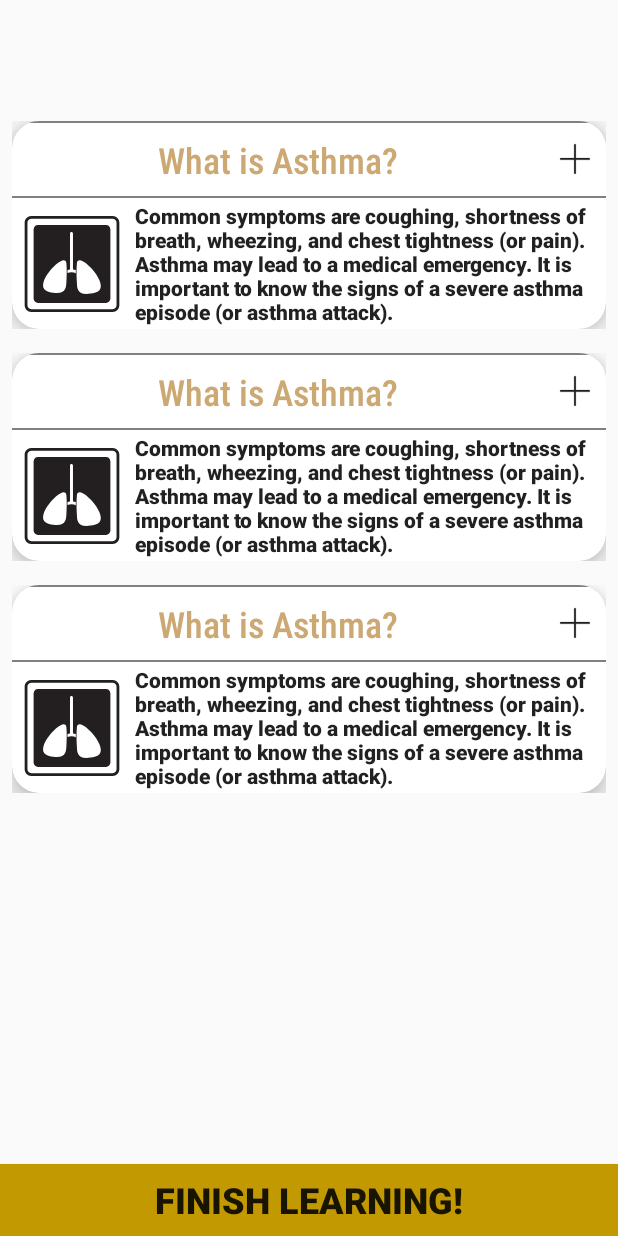
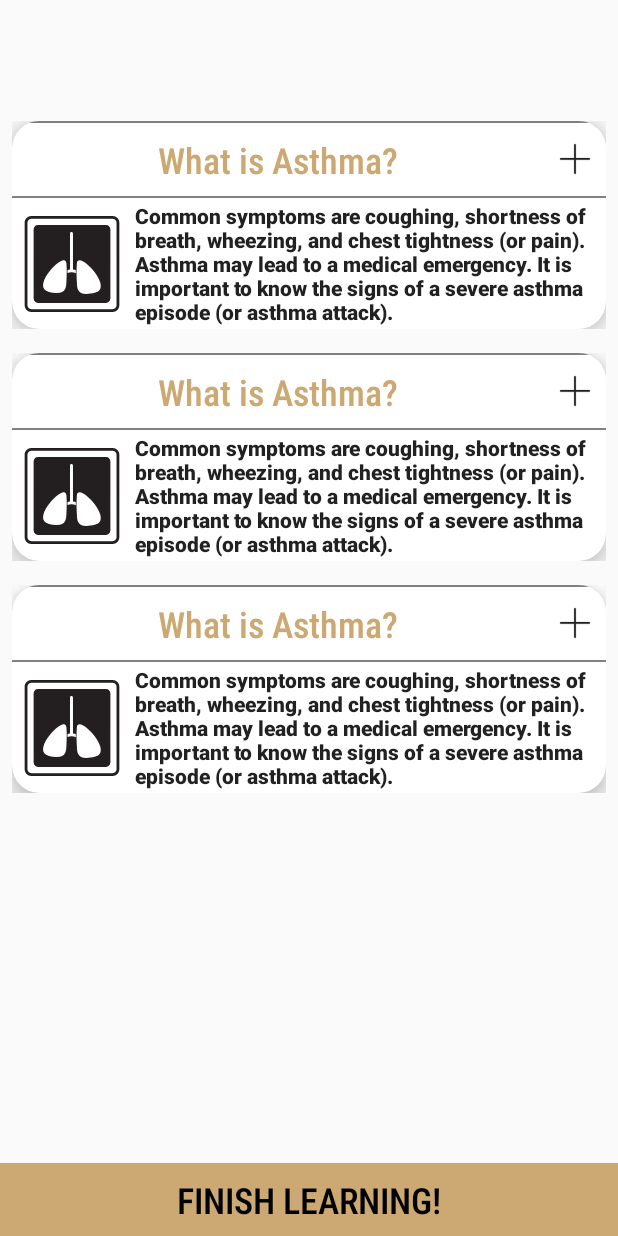
Before and after one commit to eliasartrod/asthma-application-remastered, an Android app: the layout fragment_section_five.xml on its own in the app's theme, with its tools: preview values and no code run, on a phone screen of 412 x 824 dp. Run offline under Robolectric (Android 15) with nearby library versions, the phone set to English and light mode, and no system bars.

Commit message:
Enhance Navigation Hint

```diff
--- a/app/src/main/res/layout/fragment_section_five.xml
+++ b/app/src/main/res/layout/fragment_section_five.xml
@@ -30,11 +30,12 @@
         app:layout_constraintTop_toBottomOf="@id/section_title"
         app:layout_constraintEnd_toEndOf="parent"
         app:layout_constraintStart_toStartOf="parent"
-        app:layout_constraintBottom_toTopOf="@id/section_hint"/>
+        app:layout_constraintBottom_toTopOf="@id/action_finish"/>
 
     <Button
         android:id="@+id/action_finish"
-        style="@style/Theme.Button"
+        style="@style/Theme.Hint.Title"
+        android:background="@color/main_theme_color"
         android:textSize="24sp"
         android:gravity="center"
         android:layout_width="0dp"
--- a/app/src/main/res/layout/fragment_section_four.xml
+++ b/app/src/main/res/layout/fragment_section_four.xml
@@ -35,6 +35,7 @@
     <TextView
         android:id="@+id/section_hint"
         style="@style/Theme.Hint.Title"
+        android:background="@color/main_theme_color"
         android:textSize="24sp"
         android:gravity="center"
         android:layout_width="0dp"
--- a/app/src/main/res/layout/fragment_section_one.xml
+++ b/app/src/main/res/layout/fragment_section_one.xml
@@ -35,6 +35,7 @@
     <TextView
         android:id="@+id/section_hint"
         style="@style/Theme.Hint.Title"
+        android:background="@color/main_theme_color"
         android:textSize="24sp"
         android:gravity="center"
         android:layout_width="0dp"
--- a/app/src/main/res/layout/fragment_section_three.xml
+++ b/app/src/main/res/layout/fragment_section_three.xml
@@ -35,6 +35,7 @@
     <TextView
         android:id="@+id/section_hint"
         style="@style/Theme.Hint.Title"
+        android:background="@color/main_theme_color"
         android:textSize="24sp"
         android:gravity="center"
         android:layout_width="0dp"
--- a/app/src/main/res/layout/fragment_section_two.xml
+++ b/app/src/main/res/layout/fragment_section_two.xml
@@ -35,6 +35,7 @@
     <TextView
         android:id="@+id/section_hint"
         style="@style/Theme.Hint.Title"
+        android:background="@color/main_theme_color"
         android:textSize="24sp"
         android:gravity="center"
         android:layout_width="0dp"
```
